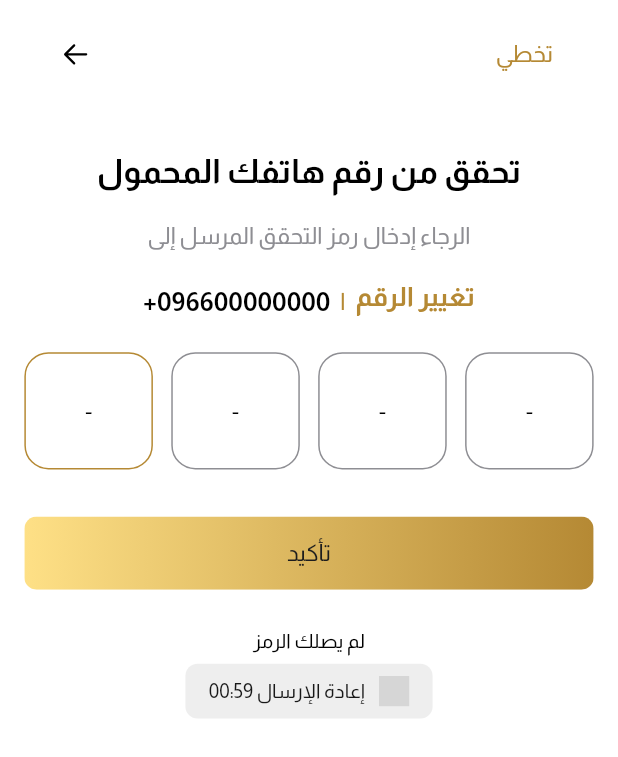
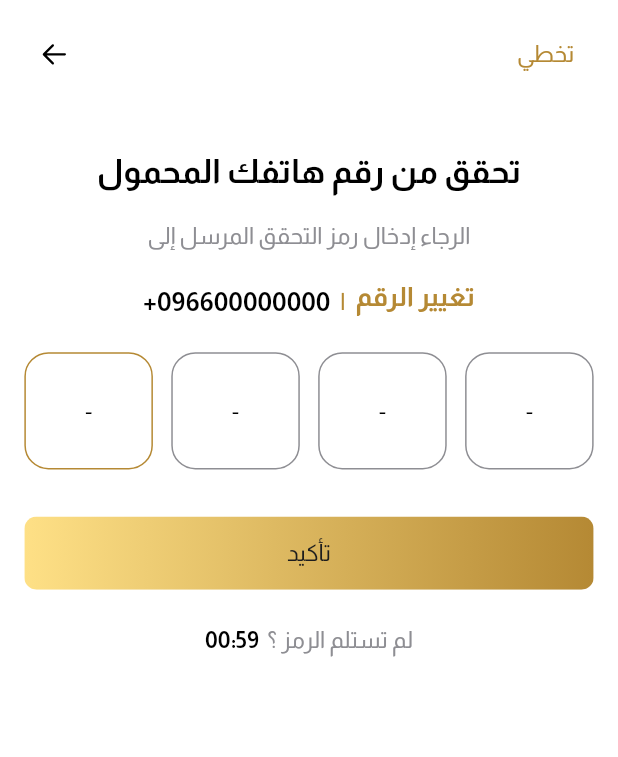
Before and after one commit to Mohamed-Ayman-Dev/laqetak-flutter-app, a Flutter app: the OtpScreen screen opened by its route, on a phone screen of 412 x 824 dp. Shown: the top 757 px of the screen. Run offline on Flutter 3.47's test engine with Material 3 defaults, Android fonts, the phone set to English and light mode, and no system bars; drawn by our look-alikes of pin_code_fields; our stand-ins replace country_code_picker, dio, firebase_analytics, firebase_core, firebase_crashlytics, firebase_messaging and 10 more; missing offline and left inert: flutter_displaymode, navigation_history_observer; accounts and stored records are empty; network calls fail; grey boxes are pictures that could not be loaded.

Commit message:
Refactor UI components and enhance layout: streamline padding in auth_appbar, update login and register screens for consistency, and improve timer resend widget functionality

```diff
--- a/lib/src/features/auth/presentation/screens/otp_screen.dart
+++ b/lib/src/features/auth/presentation/screens/otp_screen.dart
@@ -2,6 +2,7 @@ import 'package:flutter/material.dart';
 import 'package:flutter/services.dart';
 import 'package:flutter_screenutil/flutter_screenutil.dart';
 import 'package:invastro/src/core/themes/colors.dart';
+import 'package:invastro/src/features/auth/presentation/screens/register_screen.dart';
 import 'package:provider/provider.dart';
 
 import '../../../../../generated/l10n.dart';
@@ -98,9 +99,13 @@ class _OtpScreenState extends State<OtpScreen> {
                     children: [
                       WidgetSpan(
                         child: GestureDetector(
-                          // "تغيير الرقم" – orange + tappable
                           onTap: () {
-                            /* change number */
+                            LocatorService.navigationService.currentState
+                                ?.popUntil(
+                                  (route) =>
+                                      route.settings.name ==
+                                      RegisterScreen.routeName,
+                                );
                           },
                           child: Text(
                             'تغيير الرقم',
@@ -179,13 +184,6 @@ class _OtpScreenState extends State<OtpScreen> {
                   ),
                 ),
                 24.heightSpace,
-                Text(
-                  S.of(context).didntReceiveTheCode,
-                  style: AppTextStyles.labelSmall.copyWith(
-                    fontSize: 12.sp,
-                    fontWeight: FontWeight.w500,
-                  ),
-                ),
                 TimerResendWidget(
                   phone: phone,
                   previousScreenName: previousScreenName ?? 'register',
--- a/lib/src/features/auth/presentation/screens/register_screen.dart
+++ b/lib/src/features/auth/presentation/screens/register_screen.dart
@@ -59,6 +59,8 @@ class _RegisterScreenState extends State<RegisterScreen> {
   Widget build(BuildContext context) {
     return Scaffold(
       body: SingleChildScrollView(
+        padding: EdgeInsets.symmetric(horizontal: 16.0).r,
+
         child: Column(
           mainAxisAlignment: MainAxisAlignment.start,
           crossAxisAlignment: CrossAxisAlignment.center,
@@ -74,8 +76,6 @@ class _RegisterScreenState extends State<RegisterScreen> {
             24.heightSpace,
             Form(
               key: _registerFormKey,
-              child: Padding(
-                padding: EdgeInsets.symmetric(horizontal: 16.0).r,
               child: Column(
                 crossAxisAlignment: CrossAxisAlignment.start,
                 children: [
@@ -217,7 +217,6 @@ class _RegisterScreenState extends State<RegisterScreen> {
                 ],
               ),
             ),
-            ),
           ],
         ),
       ),
--- a/lib/src/features/auth/presentation/widgets/auth_appbar.dart
+++ b/lib/src/features/auth/presentation/widgets/auth_appbar.dart
@@ -18,12 +18,7 @@ class AuthAppbar extends StatelessWidget {
       top: true,
       bottom: false,
       child: Padding(
-        padding: const EdgeInsets.only(
-          left: 14,
-          right: 14,
-          top: 16,
-          bottom: 24,
-        ).r,
+        padding: const EdgeInsets.only(top: 16, bottom: 24).r,
         child: Row(
           children: [
             CustomTextButton(
--- a/lib/src/features/auth/presentation/widgets/timer_resend_widget.dart
+++ b/lib/src/features/auth/presentation/widgets/timer_resend_widget.dart
@@ -1,10 +1,9 @@
+import 'package:flutter/gestures.dart';
 import 'package:flutter/material.dart';
 import 'package:flutter_screenutil/flutter_screenutil.dart';
 import 'package:provider/provider.dart';
 
-import '../../../../../generated/l10n.dart';
 import '../../../../core/shared/providers/timers.dart';
-import '../../../../core/shared/widgets/buttons_widgets/custom_elevated_button.dart';
 import '../../../../core/themes/colors.dart';
 import '../../../../core/themes/text_styles.dart';
 
@@ -57,21 +56,32 @@ class _TimerResendWidgetState extends State<TimerResendWidget> {
         final seconds = timers.timer % 60;
         final timeString =
             '${minutes.toString().padLeft(2, '0')}:${seconds.toString().padLeft(2, '0')}';
-
-        // Always show button with dynamic text
-        return CustomElevatedButton(
+        return Center(
+          child: RichText(
+            textAlign: TextAlign.center,
+            text: TextSpan(
+              text: "لم تستلم الرمز ؟",
+              style: AppTextStyles.labelSmall.copyWith(
+                color: AppColors.labelGreyTextColor,
+              ),
+              children: [
+                TextSpan(text: '  '),
+                TextSpan(
                   text: timers.isResendButtonVisible
-              ? S.of(context).resend
-              : '${S.of(context).resend} $timeString',
-          backgroundColor: AppColors.primaryColor,
-          textStyle: AppTextStyles.labelSmall.copyWith(
-            fontSize: 12.sp,
-            fontWeight: FontWeight.w500,
-            color: AppColors.textButtonTextColor,
+                      ? "أعد إرسال الرمز"
+                      : timeString,
+                  style: AppTextStyles.headlineMedium.copyWith(
+                    color: timers.isResendButtonVisible
+                        ? AppColors.primaryColor
+                        : Colors.black,
+                    fontWeight: timers.isResendButtonVisible
+                        ? null
+                        : FontWeight.w700,
+                    fontSize: 14.sp,
                   ),
-          size: Size(150.w, 36.h),
-          icon: 'assets/images/refresh.svg',
-          onPressed: timers.isResendButtonVisible
+                  recognizer: TapGestureRecognizer()
+                    ..onTap = () {
+                      timers.isResendButtonVisible
                           ? () async {
                               // if (widget.previousScreenName == 'forgetPassword') {
                               //   // Resend forget password OTP
@@ -79,9 +89,9 @@ class _TimerResendWidgetState extends State<TimerResendWidget> {
                               //     'phone': widget.phone,
                               //   }, isRefresh: true);
                               //   // Note: forgetPassword now handles navigation, just restart timer
-                  //   timerProvider.startTimer(
-                  //     initialSeconds: widget.remainingSeconds ?? 120,
-                  //   );
+                              timerProvider.startTimer(
+                                initialSeconds: widget.remainingSeconds ?? 120,
+                              );
                               // } else {
                               //   // Resend registration OTP
                               //   final response = await AuthController.registerOtpResend({
@@ -90,15 +100,20 @@ class _TimerResendWidgetState extends State<TimerResendWidget> {
                               //
                               //   if (response != null && response['status'] == true) {
                               //     // Restart the timer with remaining seconds from response
-                  //     final remainingSeconds =
+                              final remainingSeconds = 120;
                               //         response['data']?['remainingSeconds'] ?? 120;
-                  //     timerProvider.startTimer(
-                  //       initialSeconds: remainingSeconds,
-                  //     );
+                              timerProvider.startTimer(
+                                initialSeconds: remainingSeconds,
+                              );
                               //   }
                               // }
                             }
-              : null,
+                          : null;
+                    },
+                ),
+              ],
+            ),
+          ),
         );
       },
     );
```
Also changed, not shown: lib/src/features/auth/presentation/screens/login_screen.dart (+2 -7 lines), lib/src/features/auth/presentation/screens/register_password_screen.dart (+3 -9 lines). Lines whose indentation alone changed are shown as unchanged.
